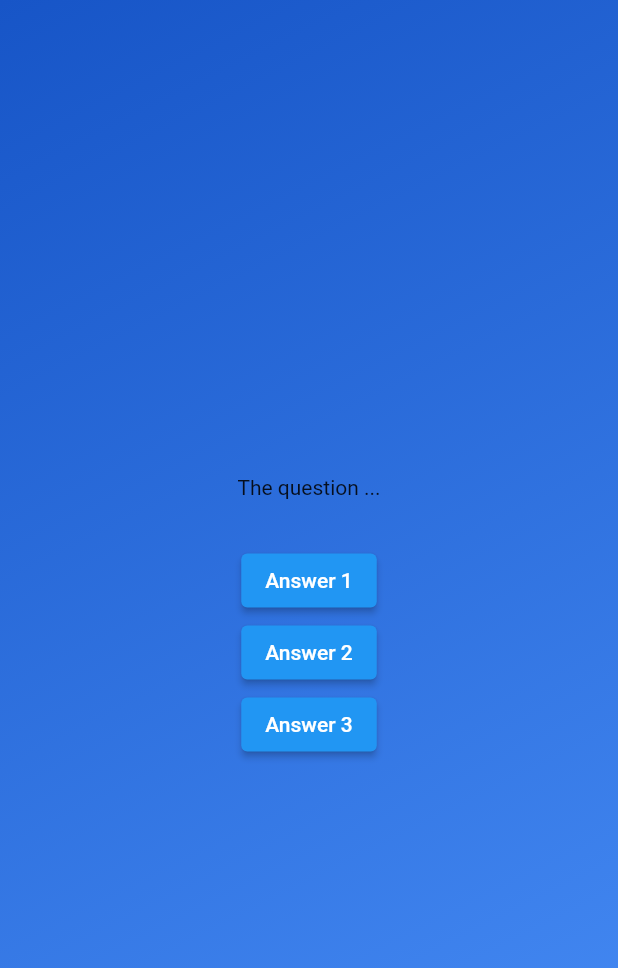
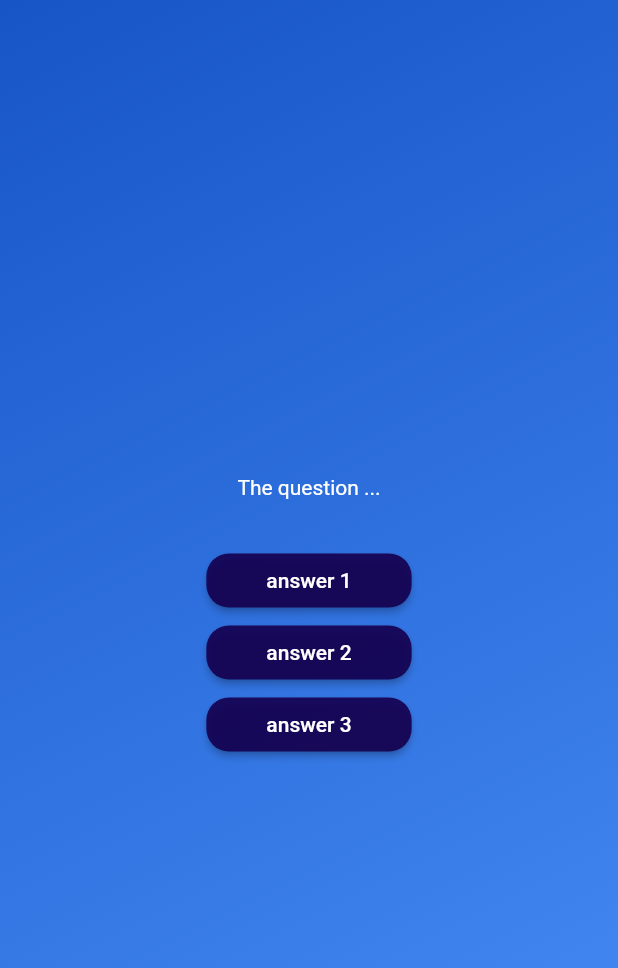
Before and after one commit to omarzouaoui1/QuizApp, a Flutter app: the screen it shows after launch, after a tap on "Start Quiz", on a phone screen of 412 x 824 dp. Shown: the top 968 px of the screen. Run offline on Flutter 3.47's test engine with Material 2 defaults, Android fonts, the phone set to English and light mode, and no system bars.

Commit message:
AnswerButton Widget + Design

```diff
--- /dev/null
+++ b/flutter_quiz_app/lib/answer_button.dart
@@ -0,0 +1,28 @@
+import 'package:flutter/material.dart';
+
+class AnswerButton extends StatelessWidget {
+  const AnswerButton({
+    required this.answerText,
+    required this.onTap,
+    super.key,
+  });
+
+  final String answerText;
+  final Function() onTap;
+
+  @override
+  Widget build(BuildContext context) {
+    return ElevatedButton(
+      onPressed: () {},
+      style: ElevatedButton.styleFrom(
+        padding: const EdgeInsets.symmetric(horizontal: 40, vertical: 10),
+        backgroundColor: Color.fromARGB(232, 21, 0, 80),
+        foregroundColor: Colors.white,
+        shape: RoundedRectangleBorder(
+          borderRadius: BorderRadius.circular(15),
+        ),
+      ),
+      child: Text(answerText),
+    );
+  }
+}
--- a/flutter_quiz_app/lib/questions_screen.dart
+++ b/flutter_quiz_app/lib/questions_screen.dart
@@ -1,4 +1,5 @@
 import 'package:flutter/material.dart';
+import 'package:flutter_quiz_app/answer_button.dart';
 
 class QuestionsScreen extends StatefulWidget {
   const QuestionsScreen({super.key});
@@ -15,21 +16,24 @@ class _QuestionsScreenState extends State<QuestionsScreen> {
       child: Column(
         mainAxisAlignment: MainAxisAlignment.center,
         children: [
-          const Text('The question ...'),
+          const Text(
+            'The question ...',
+            style: TextStyle(color: Colors.white),
+          ),
           const SizedBox(
             height: 30.0,
           ),
-          ElevatedButton(
-            onPressed: () {},
-            child: Text('Answer 1'),
+          AnswerButton(
+            answerText: 'answer 1',
+            onTap: () {},
           ),
-          ElevatedButton(
-            onPressed: () {},
-            child: Text('Answer 2'),
+          AnswerButton(
+            answerText: 'answer 2',
+            onTap: () {},
           ),
-          ElevatedButton(
-            onPressed: () {},
-            child: Text('Answer 3'),
+          AnswerButton(
+            answerText: 'answer 3',
+            onTap: () {},
           ),
         ],
       ),
```
